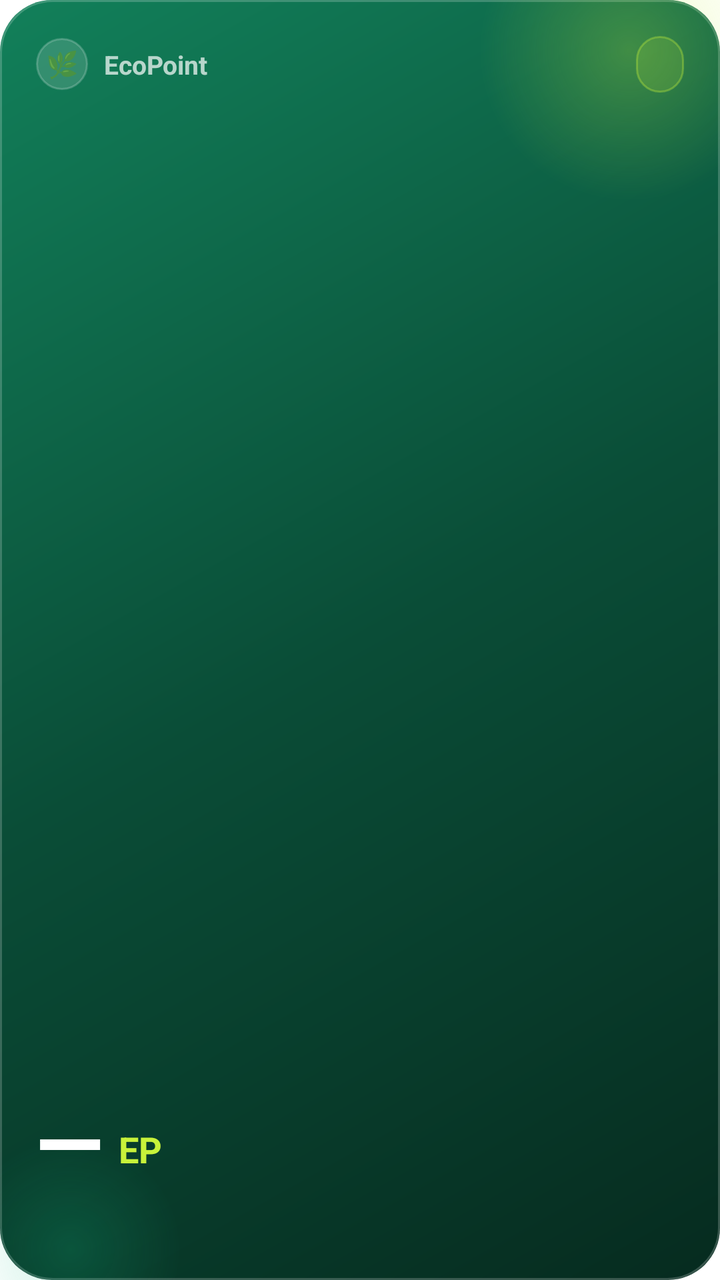
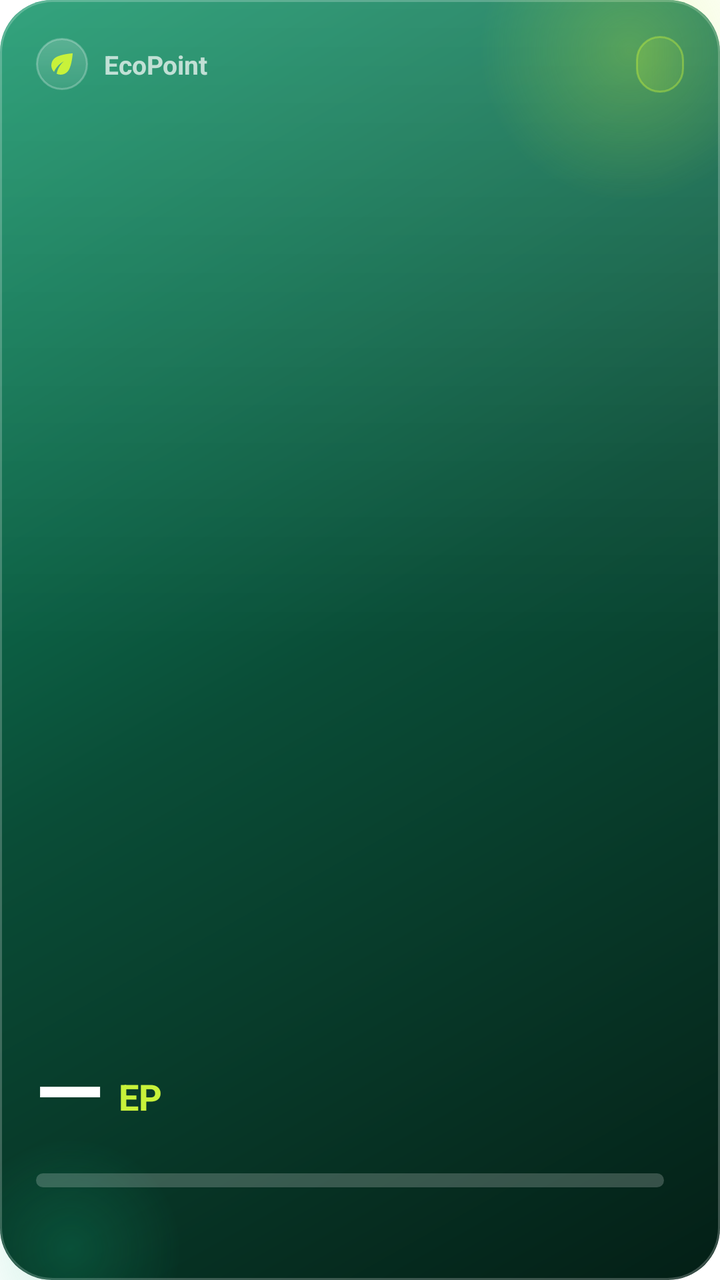

Compare the two renders of this Android layout. The source of the first and the diff that turns it into the second are given below.
<!-- AndroidManifest.xml: fallback theme Theme.MaterialComponents.DayNight.NoActionBar -->
<!-- res/layout/ep_widget_l.xml -->
<?xml version="1.0" encoding="utf-8"?>
<FrameLayout xmlns:android="http://schemas.android.com/apk/res/android"
    android:id="@+id/ep_widget_root"
    android:layout_width="match_parent"
    android:layout_height="match_parent"
    android:background="@drawable/ep_widget_bg">

    <ImageView
        android:layout_width="190dp"
        android:layout_height="190dp"
        android:layout_gravity="top|end"
        android:layout_marginTop="-70dp"
        android:layout_marginEnd="-50dp"
        android:importantForAccessibility="no"
        android:src="@drawable/ep_widget_blob_a" />
    <ImageView
        android:layout_width="150dp"
        android:layout_height="150dp"
        android:layout_gravity="bottom|start"
        android:layout_marginBottom="-60dp"
        android:layout_marginStart="-40dp"
        android:importantForAccessibility="no"
        android:src="@drawable/ep_widget_blob_b" />

    <LinearLayout
        android:layout_width="match_parent"
        android:layout_height="match_parent"
        android:orientation="vertical"
        android:padding="18dp">

        <LinearLayout
            android:layout_width="match_parent"
            android:layout_height="wrap_content"
            android:gravity="center_vertical"
            android:orientation="horizontal">

            <TextView
                android:layout_width="26dp"
                android:layout_height="26dp"
                android:background="@drawable/ep_widget_badge"
                android:gravity="center"
                android:importantForAccessibility="no"
                android:text="🌿"
                android:textSize="13sp" />

            <TextView
                android:id="@+id/ep_widget_label"
                android:layout_width="0dp"
                android:layout_height="wrap_content"
                android:layout_marginStart="8dp"
                android:layout_weight="1"
                android:text="EcoPoint"
                android:textColor="#B3FFFFFF"
                android:textSize="13sp"
                android:textStyle="bold" />

            <TextView
                android:id="@+id/ep_widget_streak"
                android:layout_width="wrap_content"
                android:layout_height="wrap_content"
                android:background="@drawable/ep_widget_pill"
                android:fontFamily="sans-serif-medium"
                android:paddingStart="12dp"
                android:paddingTop="4dp"
                android:paddingEnd="12dp"
                android:paddingBottom="4dp"
                android:text=""
                android:textColor="#FFC8F23A"
                android:textSize="15sp"
                android:textStyle="bold" />
        </LinearLayout>

        <View
            android:layout_width="match_parent"
            android:layout_height="0dp"
            android:layout_weight="1" />

        <LinearLayout
            android:layout_width="match_parent"
            android:layout_height="wrap_content"
            android:gravity="bottom"
            android:orientation="horizontal">

            <TextView
                android:id="@+id/ep_widget_balance"
                android:layout_width="wrap_content"
                android:layout_height="wrap_content"
                android:fontFamily="sans-serif-medium"
                android:includeFontPadding="false"
                android:maxLines="1"
                android:text="—"
                android:textColor="#FFFFFFFF"
                android:textSize="44sp"
                android:textStyle="bold" />

            <TextView
                android:id="@+id/ep_widget_unit"
                android:layout_width="wrap_content"
                android:layout_height="wrap_content"
                android:layout_marginStart="8dp"
                android:layout_marginBottom="6dp"
                android:includeFontPadding="false"
                android:text="EP"
                android:textColor="#FFC8F23A"
                android:textSize="18sp"
                android:textStyle="bold" />
        </LinearLayout>

        <TextView
            android:id="@+id/ep_widget_tagline"
            android:layout_width="match_parent"
            android:layout_height="wrap_content"
            android:layout_marginTop="6dp"
            android:maxLines="1"
            android:text=""
            android:textColor="#CCFFFFFF"
            android:textSize="13sp" />
    </LinearLayout>
</FrameLayout>
<!-- resources referenced by this layout -->
<resources>
  <!-- drawable ep_widget_badge (drawable) -->
  <?xml version="1.0" encoding="utf-8"?>
  <shape xmlns:android="http://schemas.android.com/apk/res/android" android:shape="oval">
      <solid android:color="#26FFFFFF" />
      <stroke android:width="1dp" android:color="#33FFFFFF" />
  </shape>
  <!-- drawable ep_widget_bg (drawable) -->
  <?xml version="1.0" encoding="utf-8"?>
  <layer-list xmlns:android="http://schemas.android.com/apk/res/android">
      <item>
          <shape android:shape="rectangle">
              <gradient
                  android:angle="315"
                  android:endColor="#FF062B1F"
                  android:centerColor="#FF0A4D37"
                  android:startColor="#FF12805A" />
              <corners android:radius="26dp" />
          </shape>
      </item>
      
      <item>
          <shape android:shape="rectangle">
              <stroke android:width="1dp" android:color="#33FFFFFF" />
              <corners android:radius="26dp" />
          </shape>
      </item>
  </layer-list>
  <!-- drawable ep_widget_blob_a (drawable) -->
  <?xml version="1.0" encoding="utf-8"?>
  <shape xmlns:android="http://schemas.android.com/apk/res/android" android:shape="oval">
      <gradient android:type="radial" android:gradientRadius="75dp"
          android:startColor="#44C8F23A" android:endColor="#00C8F23A" />
  </shape>
  <!-- drawable ep_widget_blob_b (drawable) -->
  <?xml version="1.0" encoding="utf-8"?>
  <shape xmlns:android="http://schemas.android.com/apk/res/android" android:shape="oval">
      <gradient android:type="radial" android:gradientRadius="55dp"
          android:startColor="#3310B981" android:endColor="#0010B981" />
  </shape>
  <!-- drawable ep_widget_pill (drawable) -->
  <?xml version="1.0" encoding="utf-8"?>
  <shape xmlns:android="http://schemas.android.com/apk/res/android" android:shape="rectangle">
      <solid android:color="#26C8F23A" />
      <stroke android:width="1dp" android:color="#55C8F23A" />
      <corners android:radius="20dp" />
  </shape>
</resources>

<!-- the commit's change to res/layout/ep_widget_l.xml (unified diff, before → after) -->
@@ -34,14 +34,13 @@
             android:gravity="center_vertical"
             android:orientation="horizontal">
 
-            <TextView
+            <ImageView
                 android:layout_width="26dp"
                 android:layout_height="26dp"
                 android:background="@drawable/ep_widget_badge"
-                android:gravity="center"
                 android:importantForAccessibility="no"
-                android:text="🌿"
-                android:textSize="13sp" />
+                android:padding="5dp"
+                android:src="@drawable/ep_widget_leaf" />
 
             <TextView
                 android:id="@+id/ep_widget_label"
@@ -106,6 +105,34 @@
                 android:textStyle="bold" />
         </LinearLayout>
 
+        <LinearLayout
+            android:layout_width="match_parent"
+            android:layout_height="wrap_content"
+            android:layout_marginTop="10dp"
+            android:gravity="center_vertical"
+            android:orientation="horizontal">
+
+            <ProgressBar
+                android:id="@+id/ep_widget_progress"
+                style="@android:style/Widget.ProgressBar.Horizontal"
+                android:layout_width="0dp"
+                android:layout_height="7dp"
+                android:layout_weight="1"
+                android:max="100"
+                android:progress="0"
+                android:progressDrawable="@drawable/ep_widget_progress" />
+
+            <TextView
+                android:id="@+id/ep_widget_goal"
+                android:layout_width="wrap_content"
+                android:layout_height="wrap_content"
+                android:layout_marginStart="10dp"
+                android:text=""
+                android:textColor="#E6FFFFFF"
+                android:textSize="12sp"
+                android:textStyle="bold" />
+        </LinearLayout>
+
         <TextView
             android:id="@+id/ep_widget_tagline"
             android:layout_width="match_parent"
<!-- resource entries referenced after the edit -->
@@ -3,26 +3,31 @@
   <!-- drawable ep_widget_badge (drawable) -->
   <?xml version="1.0" encoding="utf-8"?>
   <shape xmlns:android="http://schemas.android.com/apk/res/android" android:shape="oval">
-      <solid android:color="#26FFFFFF" />
-      <stroke android:width="1dp" android:color="#33FFFFFF" />
+      <gradient android:angle="270" android:startColor="#33FFFFFF" android:endColor="#14FFFFFF" />
+      <stroke android:width="1dp" android:color="#40FFFFFF" />
   </shape>
   <!-- drawable ep_widget_bg (drawable) -->
   <?xml version="1.0" encoding="utf-8"?>
   <layer-list xmlns:android="http://schemas.android.com/apk/res/android">
       <item>
           <shape android:shape="rectangle">
-              <gradient
-                  android:angle="315"
-                  android:endColor="#FF062B1F"
-                  android:centerColor="#FF0A4D37"
-                  android:startColor="#FF12805A" />
+              <gradient android:angle="315" android:startColor="#FF14966A"
+                  android:centerColor="#FF0A4D37" android:endColor="#FF041F16" />
               <corners android:radius="26dp" />
           </shape>
       </item>
       
       <item>
           <shape android:shape="rectangle">
-              <stroke android:width="1dp" android:color="#33FFFFFF" />
+              <gradient android:angle="270" android:startColor="#22FFFFFF"
+                  android:centerColor="#00FFFFFF" android:endColor="#00FFFFFF" />
+              <corners android:radius="26dp" />
+          </shape>
+      </item>
+      
+      <item>
+          <shape android:shape="rectangle">
+              <stroke android:width="1dp" android:color="#38FFFFFF" />
               <corners android:radius="26dp" />
           </shape>
       </item>
@@ -39,12 +44,41 @@
       <gradient android:type="radial" android:gradientRadius="55dp"
           android:startColor="#3310B981" android:endColor="#0010B981" />
   </shape>
+  <!-- drawable ep_widget_leaf (drawable) -->
+  <?xml version="1.0" encoding="utf-8"?>
+  <vector xmlns:android="http://schemas.android.com/apk/res/android"
+      android:width="24dp"
+      android:height="24dp"
+      android:viewportWidth="24"
+      android:viewportHeight="24">
+      <path
+          android:fillColor="#FFC8F23A"
+          android:pathData="M6.05,8.05c-2.73,2.73 -2.73,7.15 -0.02,9.88 1.47,-3.4 4.09,-6.24 7.36,-7.93 -2.77,2.34 -4.71,5.61 -5.39,9.32 2.6,1.23 5.8,0.78 7.95,-1.37C19.43,14.47 20,4 20,4S9.53,4.57 6.05,8.05z" />
+  </vector>
   <!-- drawable ep_widget_pill (drawable) -->
   <?xml version="1.0" encoding="utf-8"?>
   <shape xmlns:android="http://schemas.android.com/apk/res/android" android:shape="rectangle">
-      <solid android:color="#26C8F23A" />
-      <stroke android:width="1dp" android:color="#55C8F23A" />
+      <gradient android:angle="0" android:startColor="#33C8F23A" android:endColor="#1AC8F23A" />
+      <stroke android:width="1dp" android:color="#66C8F23A" />
       <corners android:radius="20dp" />
   </shape>
+  <!-- drawable ep_widget_progress (drawable) -->
+  <?xml version="1.0" encoding="utf-8"?>
+  <layer-list xmlns:android="http://schemas.android.com/apk/res/android">
+      <item android:id="@android:id/background">
+          <shape android:shape="rectangle">
+              <solid android:color="#33FFFFFF" />
+              <corners android:radius="4dp" />
+          </shape>
+      </item>
+      <item android:id="@android:id/progress">
+          <clip>
+              <shape android:shape="rectangle">
+                  <gradient android:angle="0" android:startColor="#FF10B981" android:endColor="#FFC8F23A" />
+                  <corners android:radius="4dp" />
+              </shape>
+          </clip>
+      </item>
+  </layer-list>
 </resources>
 
